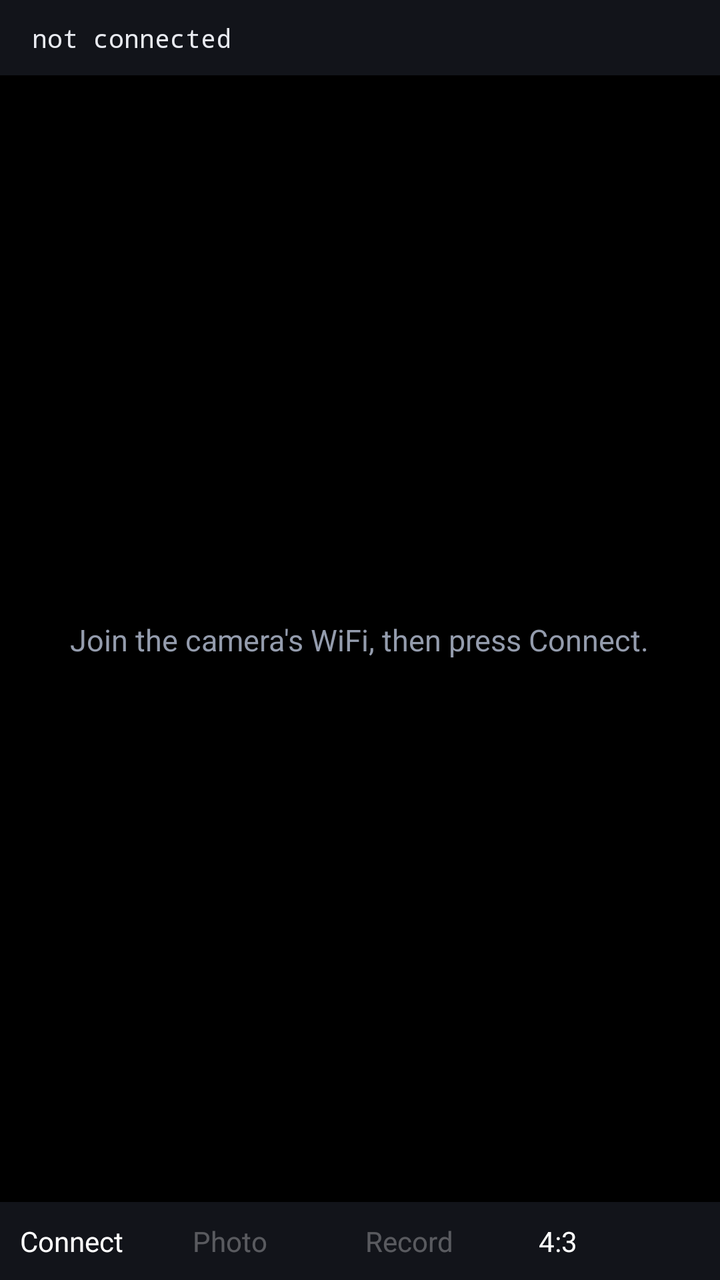
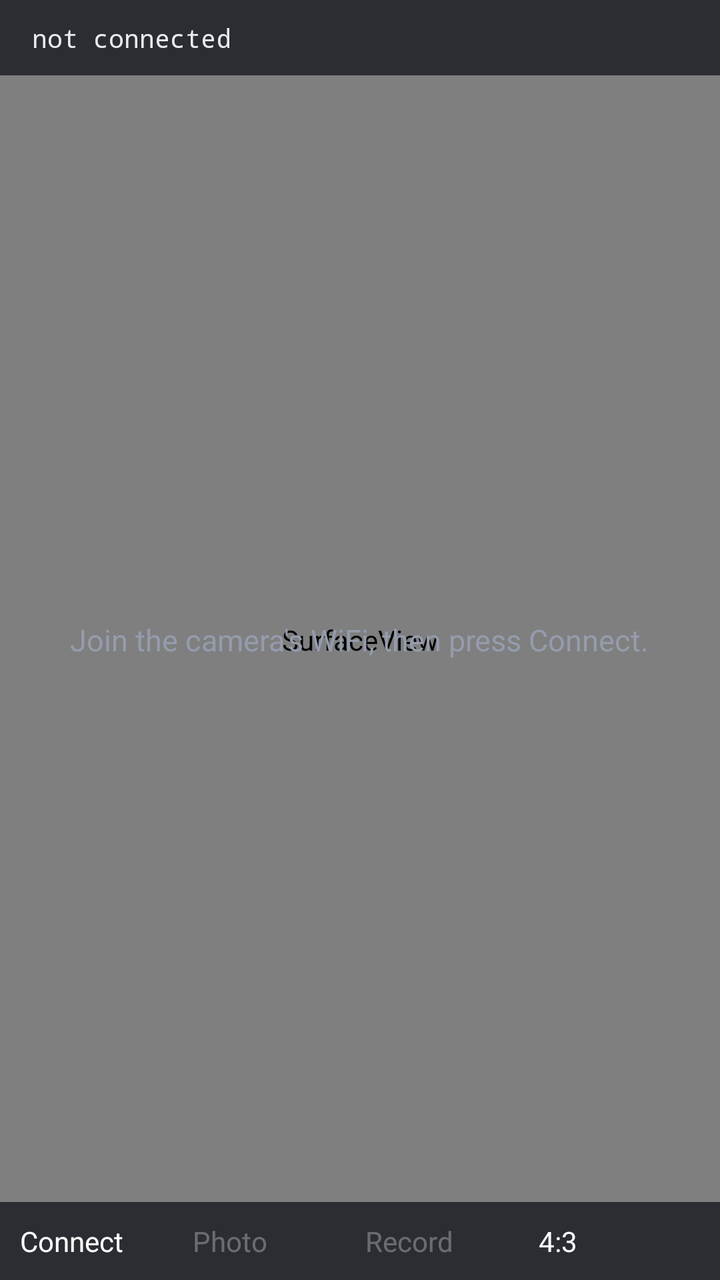

Compare the two renders of this Android layout. The source of the first and the diff that turns it into the second are given below.
<!-- AndroidManifest.xml: application theme AppTheme -->
<!-- res/layout/activity_main.xml -->
<?xml version="1.0" encoding="utf-8"?>
<FrameLayout xmlns:android="http://schemas.android.com/apk/res/android"
    android:layout_width="match_parent"
    android:layout_height="match_parent"
    android:background="#000000"
    android:fitsSystemWindows="true">

    <FrameLayout
        android:id="@+id/videoHolder"
        android:layout_width="match_parent"
        android:layout_height="match_parent">

        <TextureView
            android:id="@+id/video"
            android:layout_width="match_parent"
            android:layout_height="match_parent"
            android:layout_gravity="center"/>
    </FrameLayout>

    <TextView
        android:id="@+id/message"
        android:layout_width="wrap_content"
        android:layout_height="wrap_content"
        android:layout_gravity="center"
        android:gravity="center"
        android:padding="28dp"
        android:lineSpacingMultiplier="1.4"
        android:textColor="#949CAD"
        android:textSize="15sp"
        android:text="Join the camera's WiFi, then press Connect."/>

    <TextView
        android:id="@+id/status"
        android:layout_width="match_parent"
        android:layout_height="wrap_content"
        android:layout_gravity="top"
        android:background="#CC171A21"
        android:paddingStart="16dp"
        android:paddingEnd="16dp"
        android:paddingTop="10dp"
        android:paddingBottom="10dp"
        android:textColor="#E8EAF0"
        android:textSize="13sp"
        android:fontFamily="monospace"
        android:text="not connected"/>

    <LinearLayout
        android:layout_width="match_parent"
        android:layout_height="wrap_content"
        android:layout_gravity="bottom"
        android:background="#CC171A21"
        android:orientation="horizontal"
        android:padding="10dp">

        <Button
            android:id="@+id/connect"
            android:layout_width="0dp"
            android:layout_height="wrap_content"
            android:layout_weight="1"
            android:layout_marginEnd="6dp"
            android:text="Connect"/>

        <Button
            android:id="@+id/snapshot"
            android:layout_width="0dp"
            android:layout_height="wrap_content"
            android:layout_weight="1"
            android:layout_marginEnd="6dp"
            android:enabled="false"
            android:text="Photo"/>

        <Button
            android:id="@+id/record"
            android:layout_width="0dp"
            android:layout_height="wrap_content"
            android:layout_weight="1"
            android:layout_marginEnd="6dp"
            android:enabled="false"
            android:text="Record"/>

        <Button
            android:id="@+id/aspect"
            android:layout_width="0dp"
            android:layout_height="wrap_content"
            android:layout_weight="1"
            android:text="4:3"/>
    </LinearLayout>
</FrameLayout>
<!-- resources referenced by this layout -->
<resources>
  <style name="AppTheme" parent="@android:style/Theme.Material.NoActionBar">
          <item name="android:windowBackground">#0f1115</item>
          <item name="android:statusBarColor">#0f1115</item>
          <item name="android:navigationBarColor">#0f1115</item>
      </style>
</resources>

<!-- the commit's change to res/layout/activity_main.xml (unified diff, before → after) -->
@@ -10,7 +10,8 @@
         android:layout_width="match_parent"
         android:layout_height="match_parent">
 
-        <TextureView
+        
+        <SurfaceView
             android:id="@+id/video"
             android:layout_width="match_parent"
             android:layout_height="match_parent"
